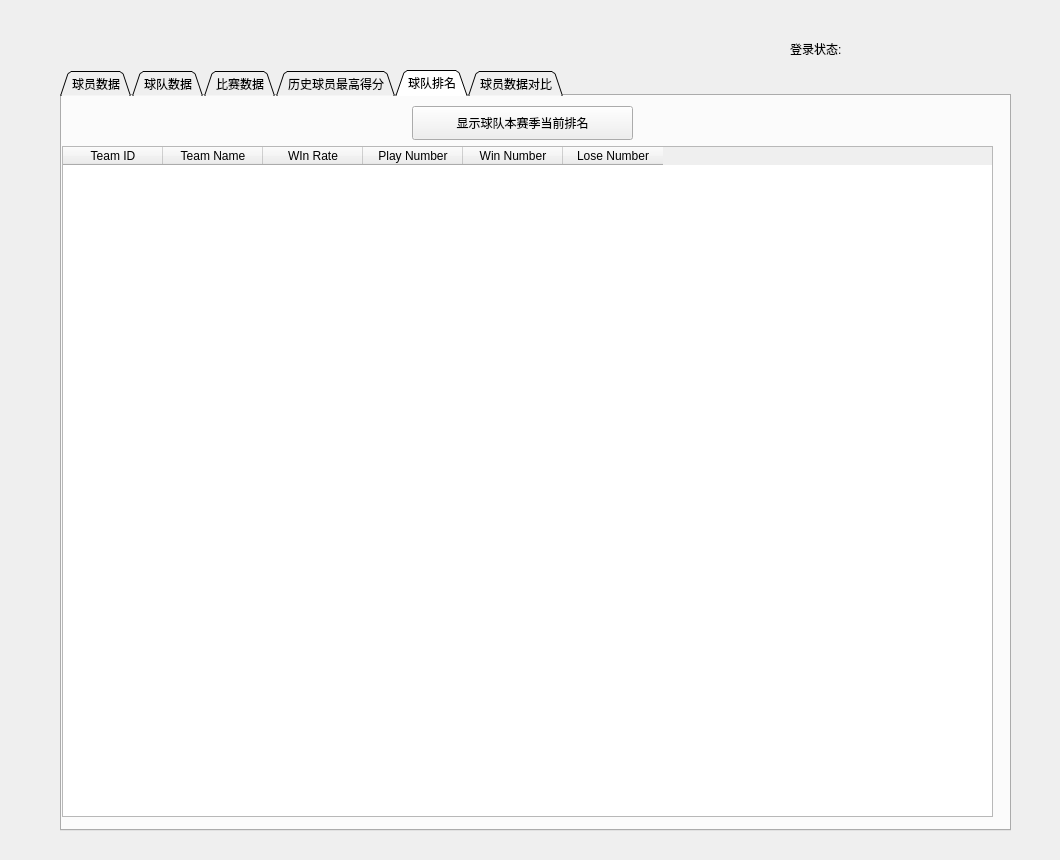
This is venv/normal_user.ui in pickerxxr/Database_project_5012 as Qt 5 draws it before an edit. The edited form follows.
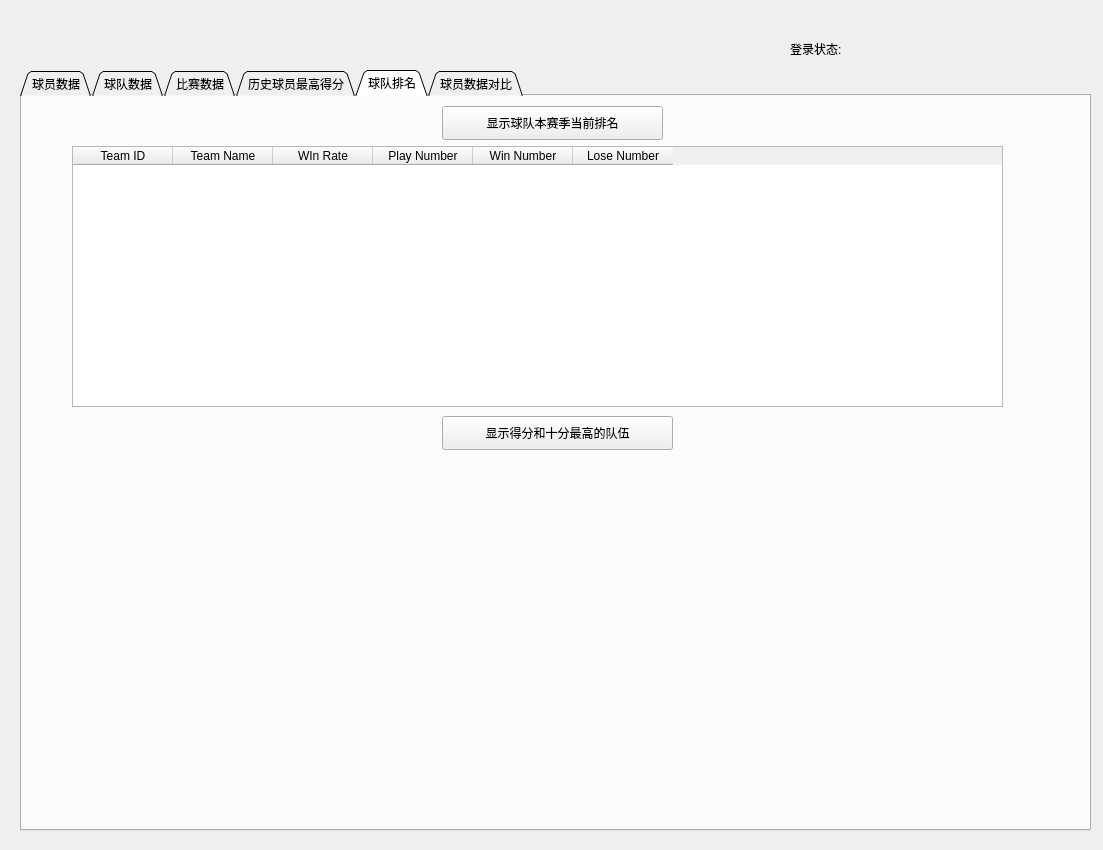
This is the edited form. Custom widgets are drawn as their Qt base class.

```diff
--- a/venv/normal_user.ui
+++ b/venv/normal_user.ui
@@ -6,8 +6,8 @@
    <rect>
     <x>0</x>
     <y>0</y>
-    <width>1060</width>
-    <height>860</height>
+    <width>1103</width>
+    <height>850</height>
    </rect>
   </property>
   <property name="windowTitle">
@@ -16,9 +16,9 @@
   <widget class="QTabWidget" name="tabWidget_allfunc">
    <property name="geometry">
     <rect>
-     <x>60</x>
+     <x>20</x>
      <y>70</y>
-     <width>951</width>
+     <width>1071</width>
      <height>761</height>
     </rect>
    </property>
@@ -510,7 +510,7 @@
     <widget class="QPushButton" name="pushButton">
      <property name="geometry">
       <rect>
-       <x>350</x>
+       <x>420</x>
        <y>10</y>
        <width>221</width>
        <height>34</height>
@@ -523,10 +523,10 @@
     <widget class="QTableWidget" name="tableWidget_2">
      <property name="geometry">
       <rect>
-       <x>0</x>
+       <x>50</x>
        <y>50</y>
        <width>931</width>
-       <height>671</height>
+       <height>261</height>
       </rect>
      </property>
      <column>
@@ -560,6 +560,39 @@
       </property>
      </column>
     </widget>
+    <widget class="QPushButton" name="pushButton_2">
+     <property name="geometry">
+      <rect>
+       <x>420</x>
+       <y>320</y>
+       <width>231</width>
+       <height>34</height>
+      </rect>
+     </property>
+     <property name="text">
+      <string>显示得分和十分最高的队伍</string>
+     </property>
+    </widget>
+    <widget class="MplWidget_2" name="widget" native="true">
+     <property name="geometry">
+      <rect>
+       <x>0</x>
+       <y>370</y>
+       <width>521</width>
+       <height>351</height>
+      </rect>
+     </property>
+    </widget>
+    <widget class="MplWidget_2" name="widget_2" native="true">
+     <property name="geometry">
+      <rect>
+       <x>530</x>
+       <y>370</y>
+       <width>531</width>
+       <height>351</height>
+      </rect>
+     </property>
+    </widget>
    </widget>
    <widget class="QWidget" name="compare_tab">
     <attribute name="title">
@@ -786,6 +819,12 @@
    <header>mplwidget.h</header>
    <container>1</container>
   </customwidget>
+  <customwidget>
+   <class>MplWidget_2</class>
+   <extends>QWidget</extends>
+   <header>mplwidget_2.h</header>
+   <container>1</container>
+  </customwidget>
  </customwidgets>
  <resources/>
  <connections/>
```
Left out of the diff: 5 changed lines with no effect on the pictures.
